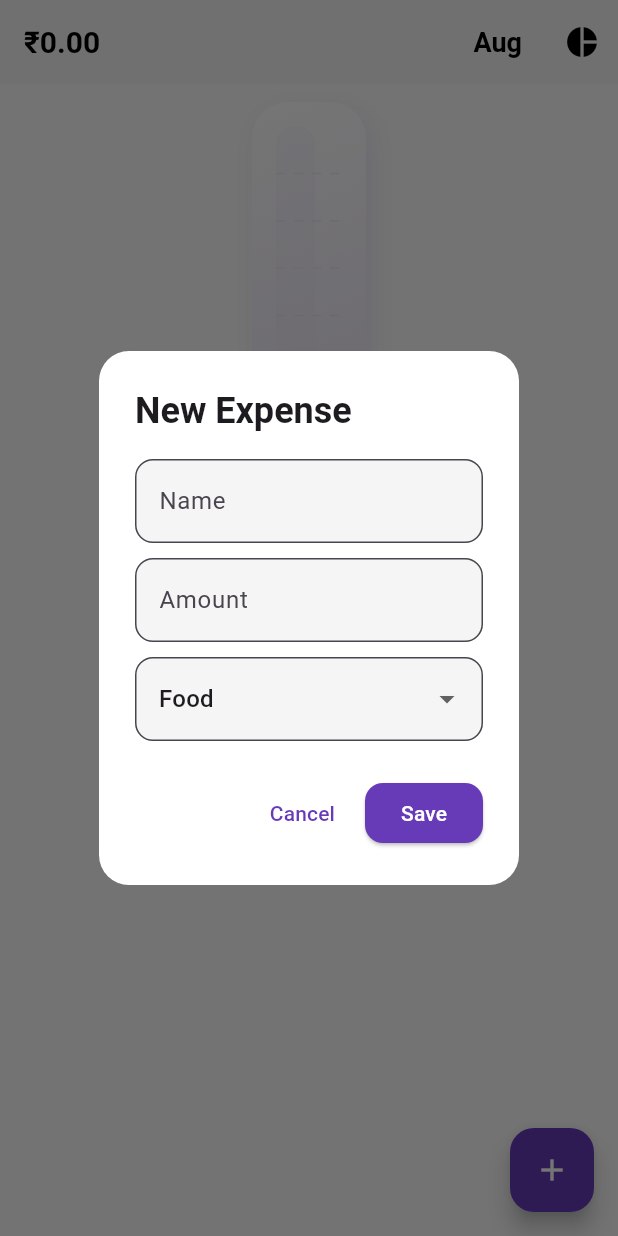
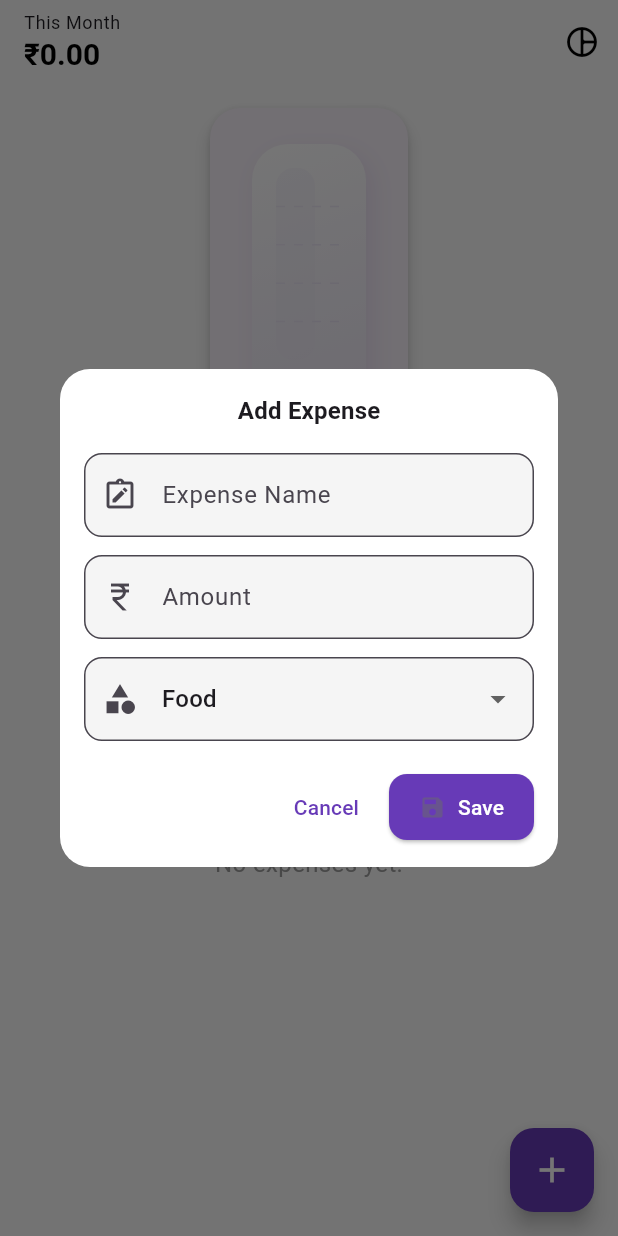
Before and after one commit to VisheshKamble/Expense-Tracker--Flutter--, a Flutter app: the screen it shows after launch, after a tap on the "add" icon, on a phone screen of 412 x 824 dp. Run offline on Flutter 3.47's test engine with Material 3 defaults, Android fonts, the phone set to English and light mode, and no system bars; drawn by our look-alikes of fl_chart; our stand-ins replace flutter_slidable, isar; accounts and stored records are empty; generated files the repository leaves out were written again.

Commit message:
Update home_page.dart

```diff
--- a/lib/home_page.dart
+++ b/lib/home_page.dart
@@ -49,6 +49,7 @@ class _HomePageState extends State<HomePage> {
         .calculateCurrentMonthTotal();
   }
 
+  /// ---- Expense Dialog ----
   void _openExpenseDialog({Expense? existingExpense}) {
     final isEdit = existingExpense != null;
     if (isEdit) {
@@ -63,39 +64,47 @@ class _HomePageState extends State<HomePage> {
 
     showDialog(
       context: context,
-      builder: (context) => AlertDialog(
+      builder: (context) => Dialog(
         shape: RoundedRectangleBorder(borderRadius: BorderRadius.circular(20)),
-        title: Text(isEdit ? 'Edit Expense' : 'New Expense',
-            style: const TextStyle(fontWeight: FontWeight.bold)),
-        content: Column(
+        child: Padding(
+          padding: const EdgeInsets.all(16),
+          child: Column(
             mainAxisSize: MainAxisSize.min,
             children: [
+              Text(isEdit ? 'Edit Expense' : 'Add Expense',
+                  style: Theme.of(context).textTheme.titleMedium?.copyWith(
+                        fontWeight: FontWeight.bold,
+                      )),
+              const SizedBox(height: 16),
               TextField(
                 controller: nameController,
                 decoration: InputDecoration(
-                hintText: "Name",
+                  hintText: "Expense Name",
+                  prefixIcon: const Icon(Icons.note_alt_outlined),
                   border: OutlineInputBorder(
                       borderRadius: BorderRadius.circular(12)),
                   filled: true,
                   fillColor: Colors.grey.shade100,
                 ),
               ),
-            const SizedBox(height: 10),
+              const SizedBox(height: 12),
               TextField(
                 controller: amountController,
+                keyboardType: TextInputType.number,
                 decoration: InputDecoration(
                   hintText: "Amount",
+                  prefixIcon: const Icon(Icons.currency_rupee),
                   border: OutlineInputBorder(
                       borderRadius: BorderRadius.circular(12)),
                   filled: true,
                   fillColor: Colors.grey.shade100,
                 ),
-              keyboardType: TextInputType.number,
               ),
-            const SizedBox(height: 10),
+              const SizedBox(height: 12),
               DropdownButtonFormField<String>(
                 value: selectedCategory,
                 decoration: InputDecoration(
+                  prefixIcon: const Icon(Icons.category),
                   border: OutlineInputBorder(
                       borderRadius: BorderRadius.circular(12)),
                   filled: true,
@@ -108,18 +117,24 @@ class _HomePageState extends State<HomePage> {
                   setState(() => selectedCategory = val ?? 'Food');
                 },
               ),
-          ],
+              const SizedBox(height: 20),
+              Row(
+                mainAxisAlignment: MainAxisAlignment.end,
+                children: [
+                  TextButton(
+                    child: const Text("Cancel",
+                        style: TextStyle(color: Colors.deepPurple)),
+                    onPressed: () => Navigator.pop(context),
                   ),
-        actions: [
-          TextButton(
-              onPressed: () => Navigator.pop(context),
-              child: const Text("Cancel",
-                  style: TextStyle(color: Colors.deepPurple))),
-          ElevatedButton(
+                  const SizedBox(width: 8),
+                  ElevatedButton.icon(
+                    icon: const Icon(Icons.save, size: 18),
                     style: ElevatedButton.styleFrom(
                       backgroundColor: Colors.deepPurple,
                       shape: RoundedRectangleBorder(
                           borderRadius: BorderRadius.circular(12)),
+                      padding: const EdgeInsets.symmetric(
+                          horizontal: 20, vertical: 12),
                     ),
                     onPressed: () async {
                       final name = nameController.text.trim();
@@ -138,14 +153,21 @@ class _HomePageState extends State<HomePage> {
                             .read<ExpenseDatabase>()
                             .updateExpense(existingExpense!.id, newExpense);
                       } else {
-                await context.read<ExpenseDatabase>().createNewExpense(newExpense);
+                        await context
+                            .read<ExpenseDatabase>()
+                            .createNewExpense(newExpense);
                       }
                       refreshData();
                       Navigator.pop(context);
                     },
-            child: const Text("Save", style: TextStyle(color: Colors.white)),
+                    label: const Text("Save",
+                        style: TextStyle(color: Colors.white)),
                   ),
                 ],
+              )
+            ],
+          ),
+        ),
       ),
     );
   }
@@ -154,16 +176,17 @@ class _HomePageState extends State<HomePage> {
     showDialog(
       context: context,
       builder: (context) => AlertDialog(
-        shape: RoundedRectangleBorder(borderRadius: BorderRadius.circular(20)),
+        shape: RoundedRectangleBorder(borderRadius: BorderRadius.circular(16)),
         title: const Text("Delete Expense?"),
+        content: const Text(
+            "Are you sure you want to delete this expense? This action cannot be undone."),
         actions: [
           TextButton(
               onPressed: () => Navigator.pop(context),
-              child: const Text("Cancel",
-                  style: TextStyle(color: Colors.deepPurple))),
+              child: const Text("Cancel")),
           ElevatedButton(
             style: ElevatedButton.styleFrom(
-              backgroundColor: Colors.red.shade600,
+              backgroundColor: Colors.redAccent,
               shape: RoundedRectangleBorder(
                   borderRadius: BorderRadius.circular(12)),
             ),
@@ -179,6 +202,7 @@ class _HomePageState extends State<HomePage> {
     );
   }
 
+  /// ---- BUILD UI ----
   @override
   Widget build(BuildContext context) {
     return Consumer<ExpenseDatabase>(
@@ -191,37 +215,40 @@ class _HomePageState extends State<HomePage> {
         final currentExpenses = db.currentMonthExpenses;
 
         return Scaffold(
+          extendBodyBehindAppBar: true,
           appBar: AppBar(
+            elevation: 0,
+            backgroundColor: Colors.transparent,
             title: FutureBuilder<double>(
               future: _calculateCurrentMonthTotal,
               builder: (context, snapshot) {
                 final total = snapshot.data ?? 0.0;
-                return Row(
-                  mainAxisAlignment: MainAxisAlignment.spaceBetween,
+                return Column(
+                  crossAxisAlignment: CrossAxisAlignment.start,
                   children: [
+                    Text("This Month",
+                        style: Theme.of(context).textTheme.bodySmall),
                     Text('₹${total.toStringAsFixed(2)}',
                         style: const TextStyle(
                             fontWeight: FontWeight.bold, fontSize: 20)),
-                    Text(getCurrentMonthName(),
-                        style: const TextStyle(
-                            fontWeight: FontWeight.bold, fontSize: 18)),
                   ],
                 );
               },
             ),
             actions: [
               IconButton(
-                icon: const Icon(Icons.pie_chart),
+                icon: const Icon(Icons.pie_chart_outline_rounded),
                 onPressed: () {
                   showDialog(
                     context: context,
-                    builder: (context) => AlertDialog(
+                    builder: (context) => Dialog(
                       shape: RoundedRectangleBorder(
                           borderRadius: BorderRadius.circular(20)),
-                      title: const Text('Category Breakdown'),
-                      content: SizedBox(
-                        height: 300,
-                        width: 300,
+                      child: Padding(
+                        padding: const EdgeInsets.all(16.0),
+                        child: SizedBox(
+                          height: 320,
+                          width: 320,
                           child: FutureBuilder<Map<String, double>>(
                             future: _categoryTotalsFuture,
                             builder: (context, snapshot) {
@@ -231,10 +258,13 @@ class _HomePageState extends State<HomePage> {
                               }
                               final data = snapshot.data!;
                               if (data.isEmpty) {
-                              return const Text('No expenses yet.');
+                                return const Center(
+                                    child: Text('No expenses yet.'));
                               }
                               return PieChart(
                                 PieChartData(
+                                  sectionsSpace: 2,
+                                  centerSpaceRadius: 40,
                                   sections: data.entries.map((entry) {
                                     final color = _getCategoryColor(entry.key);
                                     return PieChartSectionData(
@@ -255,32 +285,47 @@ class _HomePageState extends State<HomePage> {
                           ),
                         ),
                       ),
+                    ),
                   );
                 },
               ),
             ],
           ),
           floatingActionButton: FloatingActionButton(
+            backgroundColor: Colors.deepPurple,
+            shape:
+                RoundedRectangleBorder(borderRadius: BorderRadius.circular(16)),
             onPressed: () => _openExpenseDialog(),
-            child: const Icon(Icons.add),
+            child: const Icon(Icons.add, size: 28),
           ),
           body: SafeArea(
+            child: Padding(
+              padding: const EdgeInsets.all(12),
               child: Column(
                 children: [
-                SizedBox(
-                  height: 250,
+                  /// ---- Monthly Summary ----
+                  Card(
+                    elevation: 4,
+                    shape: RoundedRectangleBorder(
+                        borderRadius: BorderRadius.circular(20)),
+                    child: Padding(
+                      padding: const EdgeInsets.all(12.0),
+                      child: SizedBox(
+                        height: 220,
                         child: FutureBuilder<Map<String, double>>(
                           future: _monthlyTotalsFuture,
                           builder: (context, snapshot) {
-                      if (snapshot.connectionState != ConnectionState.done) {
+                            if (!snapshot.hasData) {
                               return const Center(
                                   child: CircularProgressIndicator());
                             }
                             final monthlySummary = List.generate(
                               monthCount,
                               (i) {
-                          final year = startYear + (startMonth + i - 1) ~/ 12;
-                          final month = (startMonth + i - 1) % 12 + 1;
+                                final year =
+                                    startYear + (startMonth + i - 1) ~/ 12;
+                                final month =
+                                    (startMonth + i - 1) % 12 + 1;
                                 final key =
                                     '$year-${month.toString().padLeft(2, '0')}';
                                 return snapshot.data?[key] ?? 0.0;
@@ -293,18 +338,29 @@ class _HomePageState extends State<HomePage> {
                           },
                         ),
                       ),
+                    ),
+                  ),
                   const SizedBox(height: 20),
+
+                  /// ---- Expense List ----
                   Expanded(
-                  child: ListView.builder(
+                    child: currentExpenses.isEmpty
+                        ? const Center(
+                            child: Text("No expenses yet.",
+                                style: TextStyle(
+                                    fontSize: 16, color: Colors.grey)))
+                        : ListView.separated(
                             itemCount: currentExpenses.length,
+                            separatorBuilder: (_, __) =>
+                                const SizedBox(height: 10),
                             itemBuilder: (context, index) {
                               final expense = currentExpenses[index];
                               return MyListTile(
                                 title: expense.name,
                                 trailing: formatAmount(expense.amount),
                                 category: expense.category,
-                        onEditPressed: (_) =>
-                            _openExpenseDialog(existingExpense: expense),
+                                onEditPressed: (_) => _openExpenseDialog(
+                                    existingExpense: expense),
                                 onDeletePressed: (_) => _confirmDelete(expense),
                               );
                             },
@@ -313,25 +369,27 @@ class _HomePageState extends State<HomePage> {
                 ],
               ),
             ),
+          ),
         );
       },
     );
   }
 
+  /// ---- CATEGORY COLORS ----
   Color _getCategoryColor(String category) {
     switch (category) {
       case 'Food':
-        return Colors.green;
+        return Colors.green.shade400;
       case 'Travel':
-        return Colors.blue;
+        return Colors.blue.shade400;
       case 'Entertainment':
-        return Colors.orange;
+        return Colors.orange.shade400;
       case 'Bills':
-        return Colors.red;
+        return Colors.red.shade400;
       case 'Shopping':
-        return Colors.purple;
+        return Colors.purple.shade400;
       default:
-        return Colors.grey;
+        return Colors.grey.shade400;
     }
   }
 }
```
Lines whose indentation alone changed are shown as unchanged.
